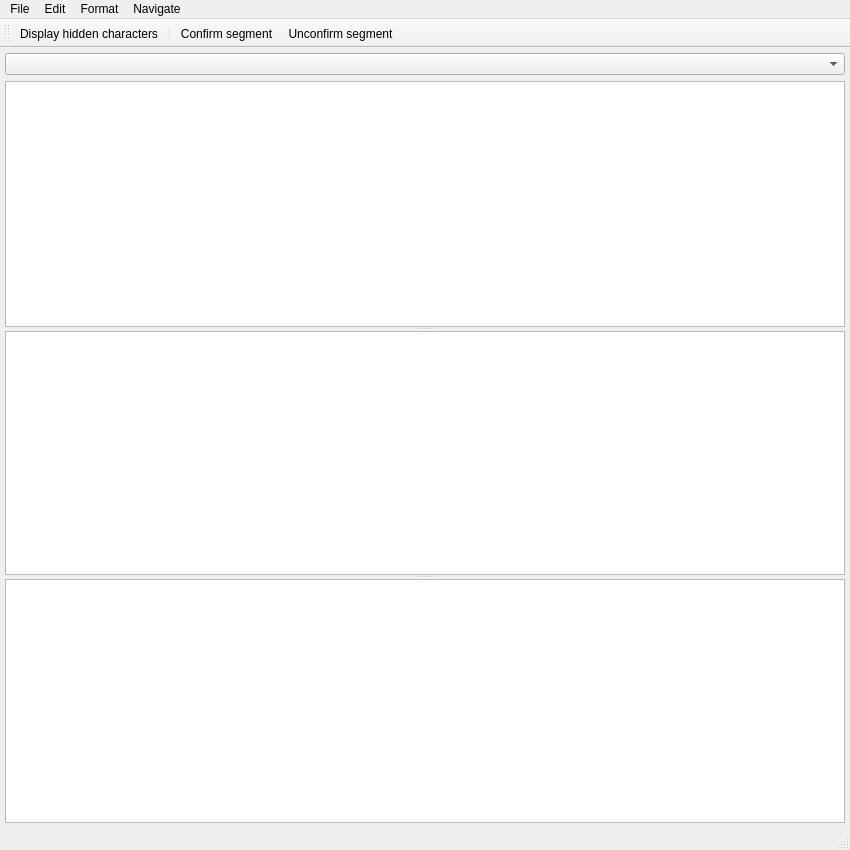
Before: the Qt Designer form capybara_tw/gui/main_window.ui in capybara-translation/capybara-tw, drawn with Qt 5.
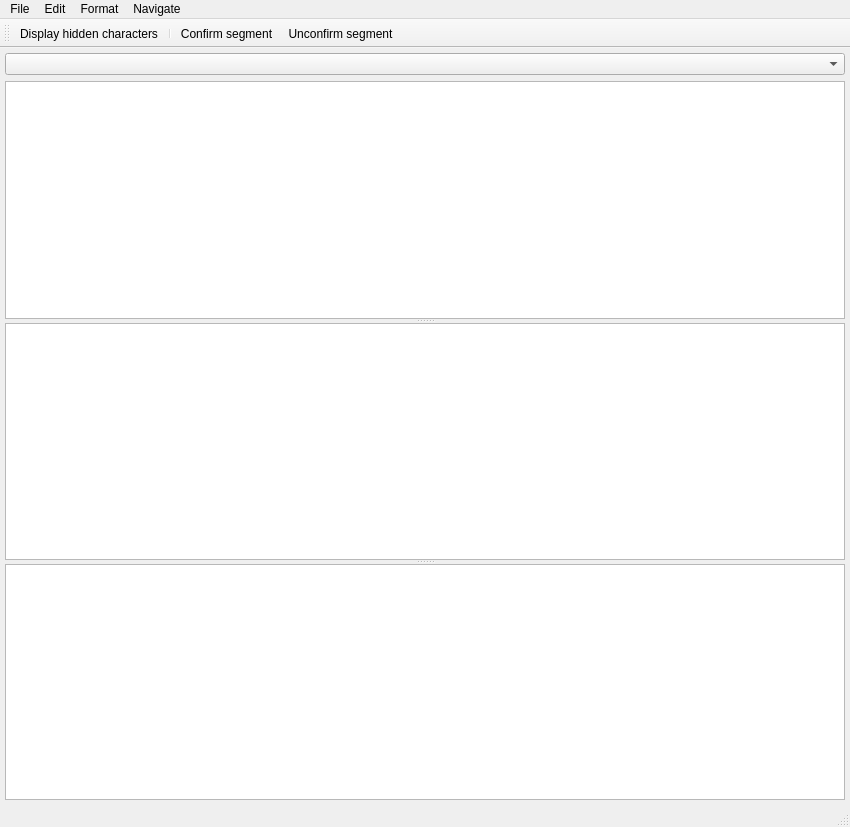
After: the same form once the commit is applied. Icons and pictures are not drawn. Custom widgets are drawn as their Qt base class.

Commit message: Removed tag conversion code from __on_text_changed method. Handles tag conversion in insertFromMimeData method. Added some docstrings.

```diff
--- a/capybara_tw/gui/main_window.ui
+++ b/capybara_tw/gui/main_window.ui
@@ -7,7 +7,7 @@
     <x>0</x>
     <y>0</y>
     <width>850</width>
-    <height>850</height>
+    <height>827</height>
    </rect>
   </property>
   <property name="sizePolicy">
```
The commit also changes 1 other file.
